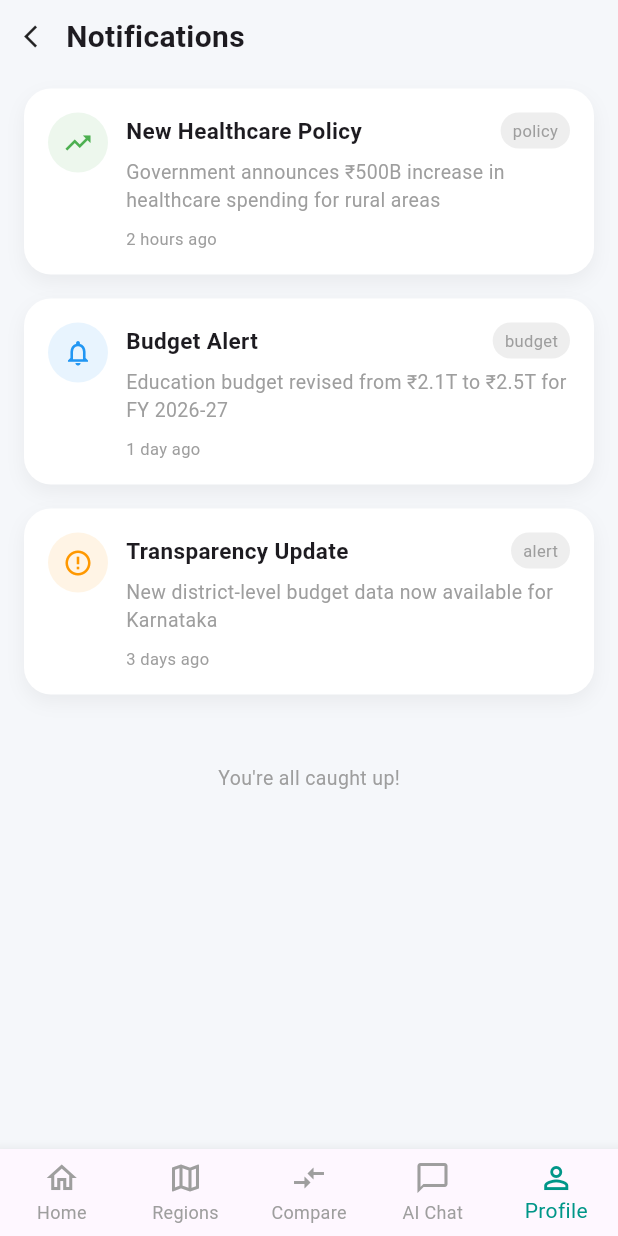
After one commit to Pranoti812/BudgetIQ, a Flutter app: the NotificationsScreen screen opened directly, on a phone screen of 412 x 824 dp. The commit adds this screen. Run offline on Flutter 3.47's test engine with Material 3 defaults, Android fonts, the phone set to English and light mode, and no system bars; our stand-ins replace cloud_firestore, firebase_auth, google_fonts, shared_preferences; accounts and stored records are empty.

Commit message:
profile.dart - Mansi

```diff
--- a/lib/view/login_screen.dart
+++ b/lib/view/login_screen.dart
@@ -1,4 +1,4 @@
-import 'dart:developer';
+//import 'dart:developer';
 
 import 'package:budegt_iq/controller/auth_controller.dart';
 import 'package:budegt_iq/controller/user_controller.dart';
@@ -49,7 +49,6 @@ class _LoginScreenState extends State<LoginScreen> {
           child: Column(
             mainAxisSize: MainAxisSize.min,
             children: [
-
               // 🔹 TOGGLE BUTTON
               Container(
                 height: 45,
@@ -127,10 +126,7 @@ class _LoginScreenState extends State<LoginScreen> {
               const SizedBox(height: 5),
               Text(
                 'Sign in to continue',
-                style: GoogleFonts.poppins(
-                  color: Colors.white54,
-                  fontSize: 13,
-                ),
+                style: GoogleFonts.poppins(color: Colors.white54, fontSize: 13),
               ),
 
               const SizedBox(height: 25),
@@ -142,8 +138,10 @@ class _LoginScreenState extends State<LoginScreen> {
                 decoration: InputDecoration(
                   hintText: 'Enter Email',
                   hintStyle: const TextStyle(color: Colors.white38),
-                  prefixIcon:
-                      const Icon(Icons.email_outlined, color: Colors.white70),
+                  prefixIcon: const Icon(
+                    Icons.email_outlined,
+                    color: Colors.white70,
+                  ),
                   filled: true,
                   fillColor: const Color(0xFF1E2E4F),
                   border: OutlineInputBorder(
@@ -163,10 +161,14 @@ class _LoginScreenState extends State<LoginScreen> {
                 decoration: InputDecoration(
                   hintText: 'Enter Password',
                   hintStyle: const TextStyle(color: Colors.white38),
-                  prefixIcon:
-                      const Icon(Icons.lock_outline, color: Colors.white70),
-                  suffixIcon:
-                      const Icon(Icons.visibility_outlined, color: Colors.white70),
+                  prefixIcon: const Icon(
+                    Icons.lock_outline,
+                    color: Colors.white70,
+                  ),
+                  suffixIcon: const Icon(
+                    Icons.visibility_outlined,
+                    color: Colors.white70,
+                  ),
                   filled: true,
                   fillColor: const Color(0xFF1E2E4F),
                   border: OutlineInputBorder(
@@ -195,9 +197,9 @@ class _LoginScreenState extends State<LoginScreen> {
                 alignment: Alignment.centerRight,
                 child: GestureDetector(
                   onTap: () {
-                    Navigator.of(context).push(
-                      MaterialPageRoute(builder: (_) => RegisterScreen()),
-                    );
+                    Navigator.of(
+                      context,
+                    ).push(MaterialPageRoute(builder: (_) => RegisterScreen()));
                   },
                   child: Text(
                     'Register',
@@ -217,10 +219,7 @@ class _LoginScreenState extends State<LoginScreen> {
                 height: 50,
                 decoration: BoxDecoration(
                   gradient: const LinearGradient(
-                    colors: [
-                      Color(0xFF8A3FFC),
-                      Color(0xFF6A5AE0),
-                    ],
+                    colors: [Color(0xFF8A3FFC), Color(0xFF6A5AE0)],
                   ),
                   borderRadius: BorderRadius.circular(15),
                   boxShadow: [
@@ -237,8 +236,10 @@ class _LoginScreenState extends State<LoginScreen> {
                       if (emailController.text.trim().isEmpty ||
                           passwordController.text.trim().isEmpty) {
                         CustomSnackbar().showCustomSnackbar(
-                            context, 'Enter valid data',
-                            bgColor: Colors.red);
+                          context,
+                          'Enter valid data',
+                          bgColor: Colors.red,
+                        );
                         return;
                       }
 
@@ -246,15 +247,15 @@ class _LoginScreenState extends State<LoginScreen> {
 
                       try {
                         await authController.login(
-                            emailController.text.trim(),
-                            passwordController.text.trim(),
-                            context);
+                          emailController.text.trim(),
+                          passwordController.text.trim(),
+                          context,
+                        );
 
                         String email = emailController.text.trim();
                         String pass = passwordController.text.trim();
 
-                        if (email == 'admin@gmail.com' &&
-                            pass == '123456') {
+                        if (email == 'admin@gmail.com' && pass == '123456') {
                           Map<String, dynamic> data = {
                             'email': email,
                             'password': pass,
@@ -290,8 +291,10 @@ class _LoginScreenState extends State<LoginScreen> {
                       } on FirebaseAuthException catch (_) {
                         final pendingSnap = await FirebaseFirestore.instance
                             .collection('pending_requests')
-                            .where('email',
-                                isEqualTo: emailController.text.trim())
+                            .where(
+                              'email',
+                              isEqualTo: emailController.text.trim(),
+                            )
                             .limit(1)
                             .get();
 
@@ -354,10 +357,7 @@ class _LoginScreenState extends State<LoginScreen> {
 
               Text(
                 'Or continue with',
-                style: GoogleFonts.poppins(
-                  color: Colors.white38,
-                  fontSize: 13,
-                ),
+                style: GoogleFonts.poppins(color: Colors.white38, fontSize: 13),
               ),
 
               const SizedBox(height: 15),
--- /dev/null
+++ b/lib/view/profile.dart
@@ -0,0 +1,240 @@
+import 'package:flutter/material.dart';
+
+void main() {
+  runApp(const MyApp());
+}
+
+class MyApp extends StatelessWidget {
+  const MyApp({super.key});
+
+  @override
+  Widget build(BuildContext context) {
+    return MaterialApp(
+      debugShowCheckedModeBanner: false,
+      title: 'BudgetIQ',
+      home: const NotificationsScreen(),
+    );
+  }
+}
+
+class NotificationsScreen extends StatelessWidget {
+  const NotificationsScreen({super.key});
+
+  @override
+  Widget build(BuildContext context) {
+    return Scaffold(
+      backgroundColor: const Color(0xFFF5F7FA),
+
+      body: SafeArea(
+        child: Column(
+          children: [
+            // 🔹 HEADER
+            Padding(
+              padding: const EdgeInsets.symmetric(horizontal: 16, vertical: 10),
+              child: Row(
+                children: const [
+                  Icon(Icons.arrow_back_ios, size: 18),
+                  SizedBox(width: 10),
+                  Text(
+                    "Notifications",
+                    style: TextStyle(fontSize: 20, fontWeight: FontWeight.w600),
+                  ),
+                ],
+              ),
+            ),
+
+            const SizedBox(height: 10),
+
+            // 🔹 LIST
+            Expanded(
+              child: ListView(
+                padding: const EdgeInsets.symmetric(horizontal: 16),
+                children: const [
+                  NotificationCard(
+                    icon: Icons.trending_up,
+                    iconColor: Colors.green,
+                    title: "New Healthcare Policy",
+                    subtitle:
+                        "Government announces ₹500B increase in healthcare spending for rural areas",
+                    time: "2 hours ago",
+                    tag: "policy",
+                  ),
+                  NotificationCard(
+                    icon: Icons.notifications_none,
+                    iconColor: Colors.blue,
+                    title: "Budget Alert",
+                    subtitle:
+                        "Education budget revised from ₹2.1T to ₹2.5T for FY 2026-27",
+                    time: "1 day ago",
+                    tag: "budget",
+                  ),
+                  NotificationCard(
+                    icon: Icons.error_outline,
+                    iconColor: Colors.orange,
+                    title: "Transparency Update",
+                    subtitle:
+                        "New district-level budget data now available for Karnataka",
+                    time: "3 days ago",
+                    tag: "alert",
+                  ),
+
+                  SizedBox(height: 30),
+
+                  Center(
+                    child: Text(
+                      "You're all caught up!",
+                      style: TextStyle(color: Colors.grey, fontSize: 13),
+                    ),
+                  ),
+                ],
+              ),
+            ),
+          ],
+        ),
+      ),
+
+      // 🔹 BOTTOM NAV BAR
+      bottomNavigationBar: BottomNavigationBar(
+        type: BottomNavigationBarType.fixed,
+        selectedItemColor: Colors.teal,
+        unselectedItemColor: Colors.grey,
+        currentIndex: 4,
+        items: const [
+          BottomNavigationBarItem(
+            icon: Icon(Icons.home_outlined),
+            label: "Home",
+          ),
+          BottomNavigationBarItem(
+            icon: Icon(Icons.map_outlined),
+            label: "Regions",
+          ),
+          BottomNavigationBarItem(
+            icon: Icon(Icons.compare_arrows),
+            label: "Compare",
+          ),
+          BottomNavigationBarItem(
+            icon: Icon(Icons.chat_bubble_outline),
+            label: "AI Chat",
+          ),
+          BottomNavigationBarItem(
+            icon: Icon(Icons.person_outline),
+            label: "Profile",
+          ),
+        ],
+      ),
+    );
+  }
+}
+
+// 🔥 CARD WIDGET
+class NotificationCard extends StatelessWidget {
+  final IconData icon;
+  final Color iconColor;
+  final String title;
+  final String subtitle;
+  final String time;
+  final String tag;
+
+  const NotificationCard({
+    super.key,
+    required this.icon,
+    required this.iconColor,
+    required this.title,
+    required this.subtitle,
+    required this.time,
+    required this.tag,
+  });
+
+  @override
+  Widget build(BuildContext context) {
+    return Container(
+      margin: const EdgeInsets.only(bottom: 16),
+      padding: const EdgeInsets.all(16),
+
+      decoration: BoxDecoration(
+        color: Colors.white,
+        borderRadius: BorderRadius.circular(18),
+        boxShadow: [
+          BoxShadow(
+            color: Colors.black.withOpacity(0.05),
+            blurRadius: 10,
+            offset: const Offset(0, 5),
+          ),
+        ],
+      ),
+
+      child: Row(
+        crossAxisAlignment: CrossAxisAlignment.start,
+        children: [
+          // ICON
+          Container(
+            padding: const EdgeInsets.all(10),
+            decoration: BoxDecoration(
+              color: iconColor.withOpacity(0.1),
+              shape: BoxShape.circle,
+            ),
+            child: Icon(icon, color: iconColor, size: 20),
+          ),
+
+          const SizedBox(width: 12),
+
+          // TEXT
+          Expanded(
+            child: Column(
+              crossAxisAlignment: CrossAxisAlignment.start,
+              children: [
+                // TITLE + TAG
+                Row(
+                  mainAxisAlignment: MainAxisAlignment.spaceBetween,
+                  children: [
+                    Expanded(
+                      child: Text(
+                        title,
+                        style: const TextStyle(
+                          fontWeight: FontWeight.w600,
+                          fontSize: 15,
+                        ),
+                      ),
+                    ),
+
+                    Container(
+                      padding: const EdgeInsets.symmetric(
+                        horizontal: 8,
+                        vertical: 4,
+                      ),
+                      decoration: BoxDecoration(
+                        color: Colors.grey.shade200,
+                        borderRadius: BorderRadius.circular(12),
+                      ),
+                      child: Text(
+                        tag,
+                        style: const TextStyle(
+                          fontSize: 11,
+                          color: Colors.grey,
+                        ),
+                      ),
+                    ),
+                  ],
+                ),
+
+                const SizedBox(height: 6),
+
+                Text(
+                  subtitle,
+                  style: const TextStyle(fontSize: 13, color: Colors.grey),
+                ),
+
+                const SizedBox(height: 8),
+
+                Text(
+                  time,
+                  style: const TextStyle(fontSize: 11, color: Colors.grey),
+                ),
+              ],
+            ),
+          ),
+        ],
+      ),
+    );
+  }
+}
--- a/lib/view/splash_screen.dart
+++ b/lib/view/splash_screen.dart
@@ -71,7 +71,7 @@ class _SplashScreenState extends State<SplashScreen>
             children: [
               // 🔥 FULL LOGO IMAGE
               Image.asset(
-                'assets/budegtIQLogo.png',
+                'assets/BudgetIQ_LOGO.png',
                 width: 450,
                 fit: BoxFit.contain,
               ),
--- a/pubspec.yaml
+++ b/pubspec.yaml
@@ -24,4 +24,4 @@ dev_dependencies:
 flutter:
   uses-material-design: true
   assets:
-    - assets/budegtIQLogo.png
+    - assets/BudgetIQ_LOGO.png
```
Also changed, not shown: lib/view/register_screen.dart (+122 -35 lines).
